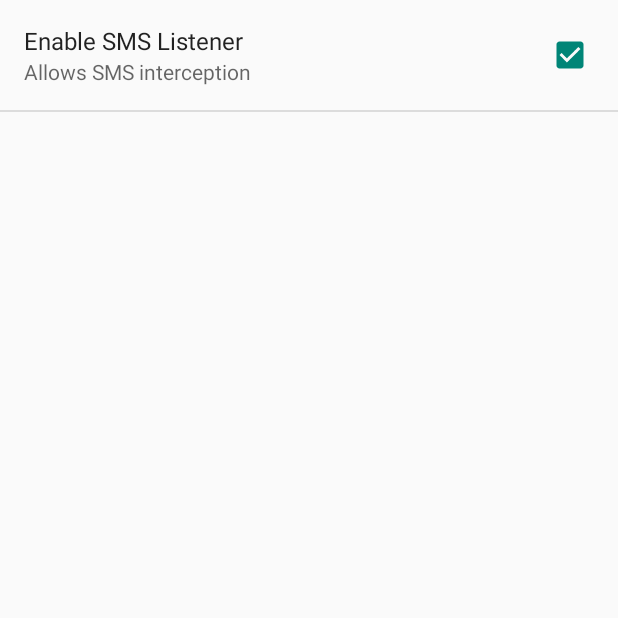
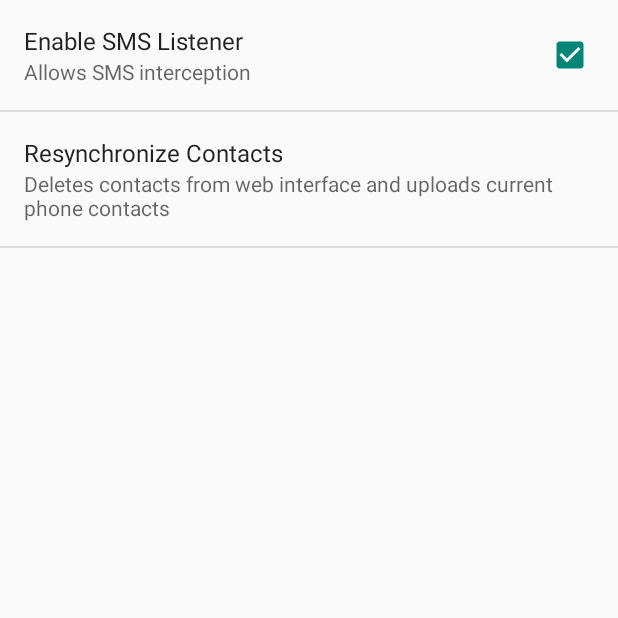
Before and after one commit to abdallahsoliman/olaf, an Android app: the SettingsActivity screen opened directly, with no data from a screen before it, on a phone screen of 412 x 824 dp, the top half of it. Run offline under Robolectric (Android 15) with nearby library versions, the phone set to English and light mode, and no system bars.

Commit message:
successfully uploads contacts from mobile

```diff
--- a/android/app/src/main/java/io/soliman/olaf/SettingsActivity.java
+++ b/android/app/src/main/java/io/soliman/olaf/SettingsActivity.java
@@ -1,7 +1,12 @@
 package io.soliman.olaf;
 
 import android.annotation.TargetApi;
+import android.app.Activity;
+import android.app.AlertDialog;
+import android.app.FragmentManager;
+import android.app.FragmentTransaction;
 import android.content.Context;
+import android.content.DialogInterface;
 import android.content.pm.PackageManager;
 import android.content.res.Configuration;
 import android.media.Ringtone;
@@ -15,6 +20,7 @@ import android.util.Log;
 
 
 import java.util.List;
+import java.util.prefs.PreferenceChangeListener;
 
 /**
  * A {@link PreferenceActivity} that presents a set of application settings. On
@@ -41,24 +47,32 @@ public class SettingsActivity extends PreferenceActivity {
     protected void onPostCreate(Bundle savedInstanceState) {
         super.onPostCreate(savedInstanceState);
 
-        setupSimplePreferencesScreen();
+        FragmentManager mFragmentManager = getFragmentManager();
+        FragmentTransaction mFragmentTransaction = mFragmentManager.beginTransaction();
+        GeneralPreferenceFragment generalPreferenceFragment = new GeneralPreferenceFragment();
+        mFragmentTransaction.replace(android.R.id.content, generalPreferenceFragment);
+        mFragmentTransaction.commit();
+
     }
 
-    /**
-     * Shows the simplified settings UI if the device configuration if the
-     * device configuration dictates that a simplified, single-pane UI should be
-     * shown.
-     */
-    private void setupSimplePreferencesScreen() {
+    public static class GeneralPreferenceFragment extends PreferenceFragment {
 
-        // In the simplified UI, fragments are not used at all and we instead
-        // use the older PreferenceActivity APIs.
+        Context context;
 
-        // Add 'general' preferences.
-        addPreferencesFromResource(R.xml.pref_general);
+        @Override
+        public void onCreate(Bundle savedInstanceState) {
+            super.onCreate(savedInstanceState);
 
-        bindToEnableServiceListener(findPreference("enable_sms_listener"));
+            this.context = getActivity();
 
+            // Load the preferences from an XML resource
+            addPreferencesFromResource(R.xml.pref_general);
+
+            // bind listeners to their preferences
+            bindToEnableServiceListener(findPreference("enable_sms_listener"));
+            findPreference("resynchronize_contacts").setOnPreferenceClickListener(
+                    new ResynchronizeContactListener(context));
+        }
     }
 
     /**
@@ -70,13 +84,48 @@ public class SettingsActivity extends PreferenceActivity {
 
             if (preference instanceof CheckBoxPreference) {
                 CheckBoxPreference checkBoxPreference = (CheckBoxPreference)preference;
-                // TODO: enable or disable services
+                if (checkBoxPreference.getKey().equals("enable_sms_listener")) {
+                    // TODO: toggle sms service
+                }
 
             }
+            return true;
+        }
+    };
+
+    private static class ResynchronizeContactListener implements  Preference.OnPreferenceClickListener {
+
+        Context context;
+
+        public ResynchronizeContactListener(Context context) {
+            this.context = context;
+        }
+
+        @Override
+        public boolean onPreferenceClick(Preference preference) {
+
+            new AlertDialog.Builder(context)
+                .setTitle("Resynchronize Contacts")
+                .setMessage("Are you sure you want to resynchronize your contacts?")
+                .setPositiveButton(android.R.string.yes, new DialogInterface.OnClickListener() {
+                    @Override
+                    public void onClick(DialogInterface dialog, int which) {
+                        Log.i("Contact", "Resynchronization requested.");
+                        ContactService.startActionUploadContacts(context);
+                    }
+                })
+                .setNegativeButton(android.R.string.no, new DialogInterface.OnClickListener() {
+                    @Override
+                    public void onClick(DialogInterface dialog, int which) {
+                        // do nothing
+                    }
+                })
+                .setIcon(android.R.drawable.ic_dialog_alert)
+                .show();
 
             return true;
         }
-    };
+    }
 
 
     private static void bindToEnableServiceListener(Preference preference) {
--- a/android/app/src/main/res/values/strings.xml
+++ b/android/app/src/main/res/values/strings.xml
@@ -1,3 +1,4 @@
 <resources>
     <string name="app_name">Olaf</string>
+    <string name="shared_preferences_file_key">IwIi5uAB0C</string>
 </resources>
--- a/android/app/src/main/res/values/strings_activity_settings.xml
+++ b/android/app/src/main/res/values/strings_activity_settings.xml
@@ -3,9 +3,12 @@
 
     <!-- Strings related to Settings -->
 
-    <!-- Example General settings -->
+    <!-- General settings -->
     <string name="pref_header_general">General</string>
 
     <string name="pref_title_sms_listener">Enable SMS Listener</string>
     <string name="pref_description_sms_listener">Allows SMS interception</string>
+
+    <string name="pref_title_resynchronize_contacts">Resynchronize Contacts</string>
+    <string name="pref_description_resynchronize_contacts">Deletes contacts from web interface and uploads current phone contacts</string>
 </resources>
--- /dev/null
+++ b/android/app/src/main/res/values/strings_api.xml
@@ -0,0 +1,6 @@
+<resources>
+    <string name="sp_auth_token_key">auth-token</string>
+    <string name="root_api_url">10.0.2.2:8000/api/</string>
+    <string name="login_path">auth/token/</string>
+    <string name="contact_path">contacts/</string>
+</resources>
--- a/android/app/src/main/res/xml/pref_general.xml
+++ b/android/app/src/main/res/xml/pref_general.xml
@@ -6,4 +6,9 @@
         android:summary="@string/pref_description_sms_listener"
         android:defaultValue="true" />
 
+    <Preference
+        android:key = "resynchronize_contacts"
+        android:title="@string/pref_title_resynchronize_contacts"
+        android:summary="@string/pref_description_resynchronize_contacts" />
+
 </PreferenceScreen>
```
Also changed, not shown: android/app/src/main/java/io/soliman/olaf/API.java (added, +108 -0 lines), android/app/src/main/java/io/soliman/olaf/ContactService.java (+29 -6 lines), android/app/src/main/java/io/soliman/olaf/LoginActivity.java (+21 -29 lines), 1 other file.
